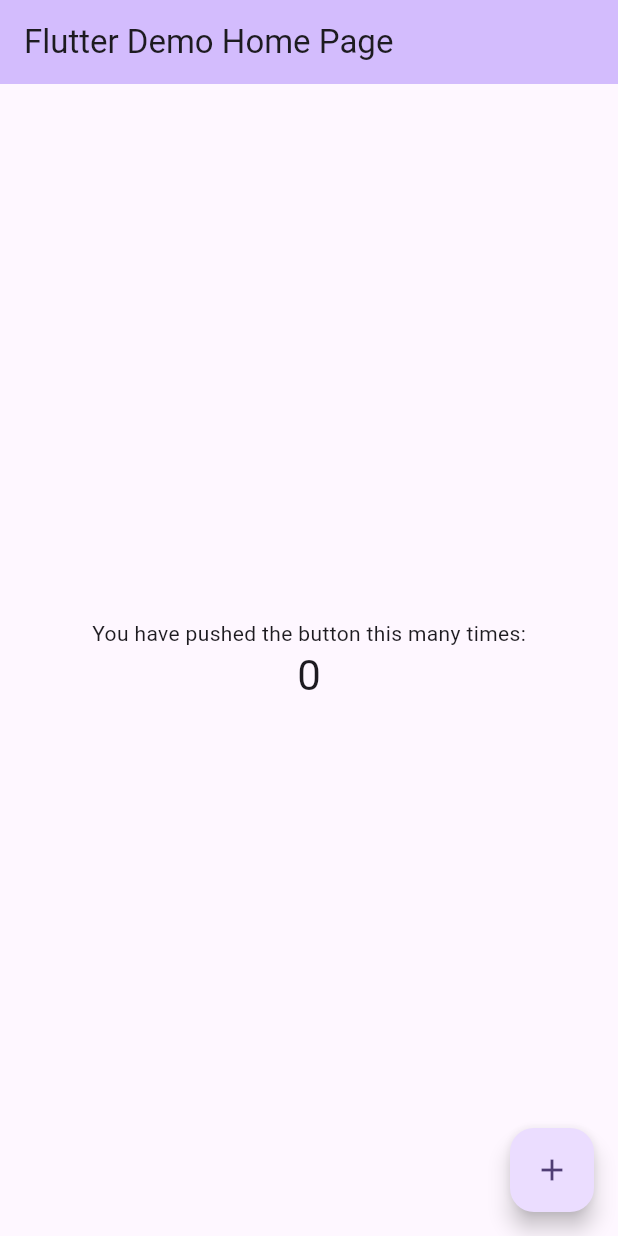
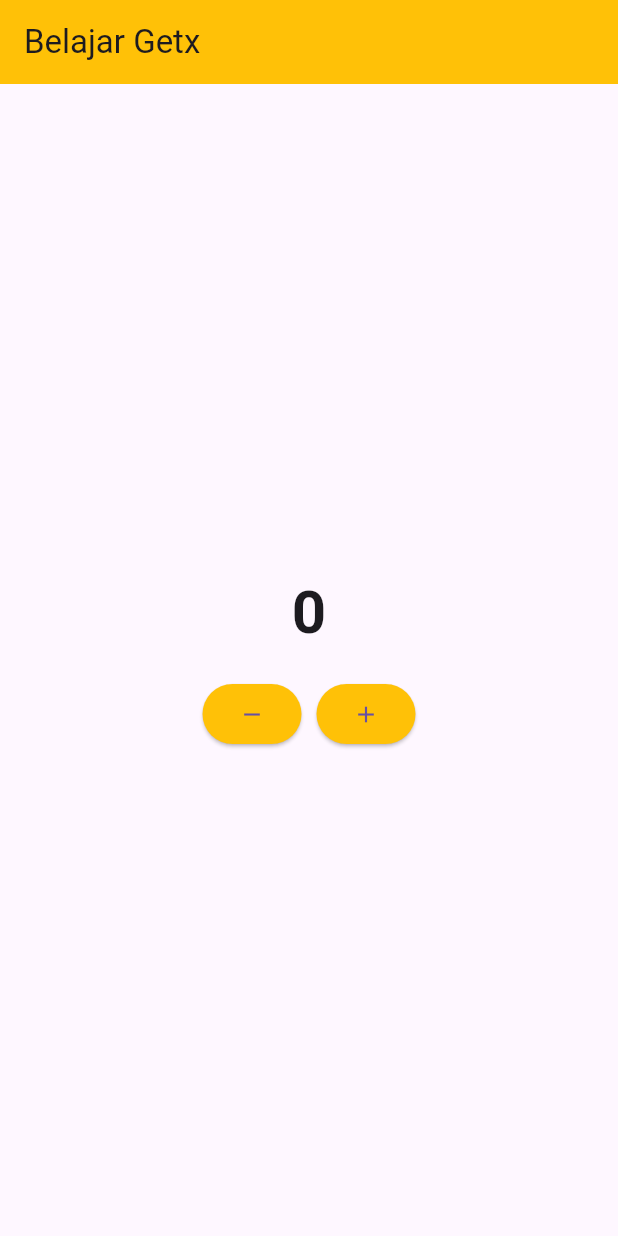
Before and after one commit to itsMallix/flutter_GetX, a Flutter app: the screen it shows after launch, on a phone screen of 412 x 824 dp. Run offline on Flutter 3.47's test engine with Material 3 defaults, Android fonts, the phone set to English and light mode, and no system bars; our stand-ins replace get.

Commit message:
docs : add counter app getx

```diff
--- /dev/null
+++ b/lib/controller/getx_controller.dart
@@ -0,0 +1,7 @@
+import 'package:get/get.dart';
+
+class Controller extends GetxController {
+  var number = 0.obs; //state yang akan dipantau perubahannya
+  increment() => number++;
+  decrement() => number--;
+}
--- a/lib/main.dart
+++ b/lib/main.dart
@@ -1,4 +1,6 @@
 import 'package:flutter/material.dart';
+import 'package:flutter_getx/views/screen_home.dart';
+import 'package:get/get.dart';
 
 void main() {
   runApp(const MyApp());
@@ -7,119 +9,13 @@ void main() {
 class MyApp extends StatelessWidget {
   const MyApp({super.key});
 
-  // This widget is the root of your application.
   @override
   Widget build(BuildContext context) {
-    return MaterialApp(
-      title: 'Flutter Demo',
+    return GetMaterialApp(
       theme: ThemeData(
-        // This is the theme of your application.
-        //
-        // TRY THIS: Try running your application with "flutter run". You'll see
-        // the application has a purple toolbar. Then, without quitting the app,
-        // try changing the seedColor in the colorScheme below to Colors.green
-        // and then invoke "hot reload" (save your changes or press the "hot
-        // reload" button in a Flutter-supported IDE, or press "r" if you used
-        // the command line to start the app).
-        //
-        // Notice that the counter didn't reset back to zero; the application
-        // state is not lost during the reload. To reset the state, use hot
-        // restart instead.
-        //
-        // This works for code too, not just values: Most code changes can be
-        // tested with just a hot reload.
-        colorScheme: ColorScheme.fromSeed(seedColor: Colors.deepPurple),
         useMaterial3: true,
       ),
-      home: const MyHomePage(title: 'Flutter Demo Home Page'),
+      home: const ScreenHome(),
     );
   }
 }
-
-class MyHomePage extends StatefulWidget {
-  const MyHomePage({super.key, required this.title});
-
-  // This widget is the home page of your application. It is stateful, meaning
-  // that it has a State object (defined below) that contains fields that affect
-  // how it looks.
-
-  // This class is the configuration for the state. It holds the values (in this
-  // case the title) provided by the parent (in this case the App widget) and
-  // used by the build method of the State. Fields in a Widget subclass are
-  // always marked "final".
-
-  final String title;
-
-  @override
-  State<MyHomePage> createState() => _MyHomePageState();
-}
-
-class _MyHomePageState extends State<MyHomePage> {
-  int _counter = 0;
-
-  void _incrementCounter() {
-    setState(() {
-      // This call to setState tells the Flutter framework that something has
-      // changed in this State, which causes it to rerun the build method below
-      // so that the display can reflect the updated values. If we changed
-      // _counter without calling setState(), then the build method would not be
-      // called again, and so nothing would appear to happen.
-      _counter++;
-    });
-  }
-
-  @override
-  Widget build(BuildContext context) {
-    // This method is rerun every time setState is called, for instance as done
-    // by the _incrementCounter method above.
-    //
-    // The Flutter framework has been optimized to make rerunning build methods
-    // fast, so that you can just rebuild anything that needs updating rather
-    // than having to individually change instances of widgets.
-    return Scaffold(
-      appBar: AppBar(
-        // TRY THIS: Try changing the color here to a specific color (to
-        // Colors.amber, perhaps?) and trigger a hot reload to see the AppBar
-        // change color while the other colors stay the same.
-        backgroundColor: Theme.of(context).colorScheme.inversePrimary,
-        // Here we take the value from the MyHomePage object that was created by
-        // the App.build method, and use it to set our appbar title.
-        title: Text(widget.title),
-      ),
-      body: Center(
-        // Center is a layout widget. It takes a single child and positions it
-        // in the middle of the parent.
-        child: Column(
-          // Column is also a layout widget. It takes a list of children and
-          // arranges them vertically. By default, it sizes itself to fit its
-          // children horizontally, and tries to be as tall as its parent.
-          //
-          // Column has various properties to control how it sizes itself and
-          // how it positions its children. Here we use mainAxisAlignment to
-          // center the children vertically; the main axis here is the vertical
-          // axis because Columns are vertical (the cross axis would be
-          // horizontal).
-          //
-          // TRY THIS: Invoke "debug painting" (choose the "Toggle Debug Paint"
-          // action in the IDE, or press "p" in the console), to see the
-          // wireframe for each widget.
-          mainAxisAlignment: MainAxisAlignment.center,
-          children: <Widget>[
-            const Text(
-              'You have pushed the button this many times:',
-            ),
-            Text(
-              '$_counter',
-              style: Theme.of(context).textTheme.headlineMedium,
-            ),
-          ],
-        ),
-      ),
-      floatingActionButton: FloatingActionButton(
-        onPressed: _incrementCounter,
-        tooltip: 'Increment',
-        child: const Icon(Icons.add),
-      ), // This trailing comma makes auto-formatting nicer for build methods.
-    );
-  }
-}
--- /dev/null
+++ b/lib/views/screen_home.dart
@@ -0,0 +1,60 @@
+import 'package:flutter/material.dart';
+import 'package:flutter_getx/controller/getx_controller.dart';
+import 'package:get/get.dart';
+
+class ScreenHome extends StatelessWidget {
+  const ScreenHome({super.key});
+
+  @override
+  Widget build(BuildContext context) {
+    final getController = Get.put(Controller());
+    return Scaffold(
+      appBar: AppBar(
+        title: const Text("Belajar Getx"),
+        backgroundColor: Colors.amber,
+      ),
+      body: Padding(
+        padding: const EdgeInsets.symmetric(horizontal: 24.0),
+        child: Column(
+          mainAxisAlignment: MainAxisAlignment.center,
+          children: [
+            Obx(
+              () => Text(
+                "${getController.number.value}", //ambil value untuk diambil datanya karena obs
+                style: const TextStyle(
+                  fontWeight: FontWeight.bold,
+                  fontSize: 40,
+                ),
+              ),
+            ),
+            const SizedBox(height: 15.0),
+            Row(
+              mainAxisAlignment: MainAxisAlignment.center,
+              children: [
+                ElevatedButton(
+                  style: ElevatedButton.styleFrom(
+                    backgroundColor: Colors.amber,
+                  ),
+                  onPressed: () {
+                    getController.decrement();
+                  },
+                  child: const Icon(Icons.remove),
+                ),
+                const SizedBox(width: 10),
+                ElevatedButton(
+                  style: ElevatedButton.styleFrom(
+                    backgroundColor: Colors.amber,
+                  ),
+                  onPressed: () {
+                    getController.increment();
+                  },
+                  child: const Icon(Icons.add),
+                ),
+              ],
+            )
+          ],
+        ),
+      ),
+    );
+  }
+}
--- a/pubspec.yaml
+++ b/pubspec.yaml
@@ -35,6 +35,7 @@ dependencies:
   # The following adds the Cupertino Icons font to your application.
   # Use with the CupertinoIcons class for iOS style icons.
   cupertino_icons: ^1.0.2
+  get: ^4.6.6
 
 dev_dependencies:
   flutter_test:
```
Also changed, not shown: pubspec.lock.
